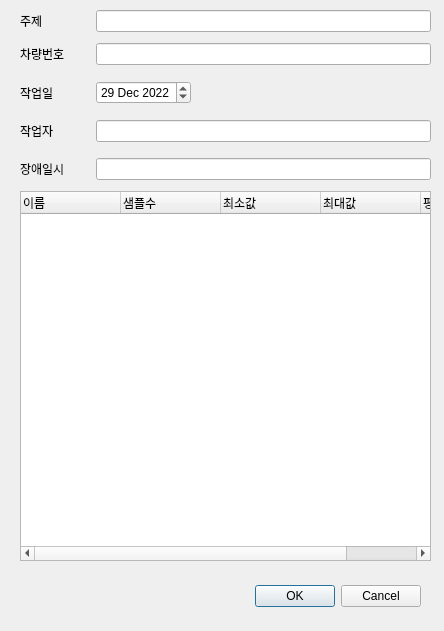
Before: the Qt Designer form src/asammdf/arloo/ui/report_dialog.ui in hayarobi/asammdf, drawn with Qt 5.
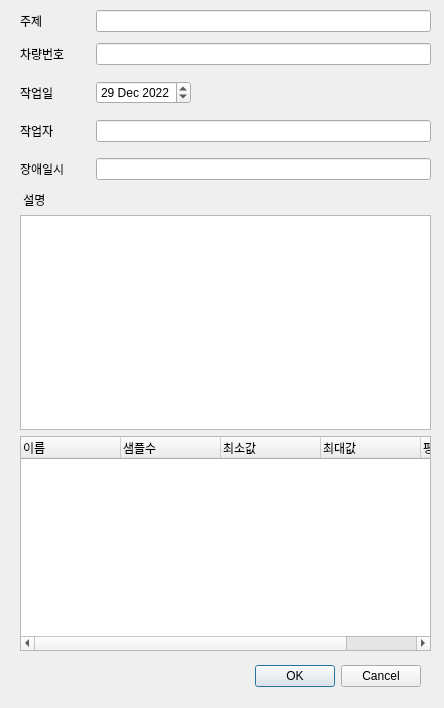
After: the same form once the commit is applied.

The edit to the form file:
```diff
--- a/src/asammdf/arloo/ui/report_dialog.ui
+++ b/src/asammdf/arloo/ui/report_dialog.ui
@@ -7,9 +7,15 @@
     <x>0</x>
     <y>0</y>
     <width>444</width>
-    <height>631</height>
+    <height>708</height>
    </rect>
   </property>
+  <property name="sizePolicy">
+   <sizepolicy hsizetype="Fixed" vsizetype="Fixed">
+    <horstretch>0</horstretch>
+    <verstretch>0</verstretch>
+   </sizepolicy>
+  </property>
   <property name="windowTitle">
    <string>리포트</string>
   </property>
@@ -17,7 +23,7 @@
    <property name="geometry">
     <rect>
      <x>80</x>
-     <y>580</y>
+     <y>660</y>
      <width>341</width>
      <height>32</height>
     </rect>
@@ -35,7 +41,7 @@
      <x>20</x>
      <y>10</y>
      <width>411</width>
-     <height>551</height>
+     <height>641</height>
     </rect>
    </property>
    <layout class="QVBoxLayout" name="verticalLayout">
@@ -190,6 +196,16 @@
       </item>
      </layout>
     </item>
+    <item>
+     <widget class="QLabel" name="label_4">
+      <property name="text">
+       <string> 설명</string>
+      </property>
+     </widget>
+    </item>
+    <item>
+     <widget class="QTextEdit" name="descriptionEdit"/>
+    </item>
     <item>
      <widget class="QTreeWidget" name="summaries_widget">
       <property name="columnCount">
```
Left out of the diff: 2 changed lines with no effect on the pictures.
